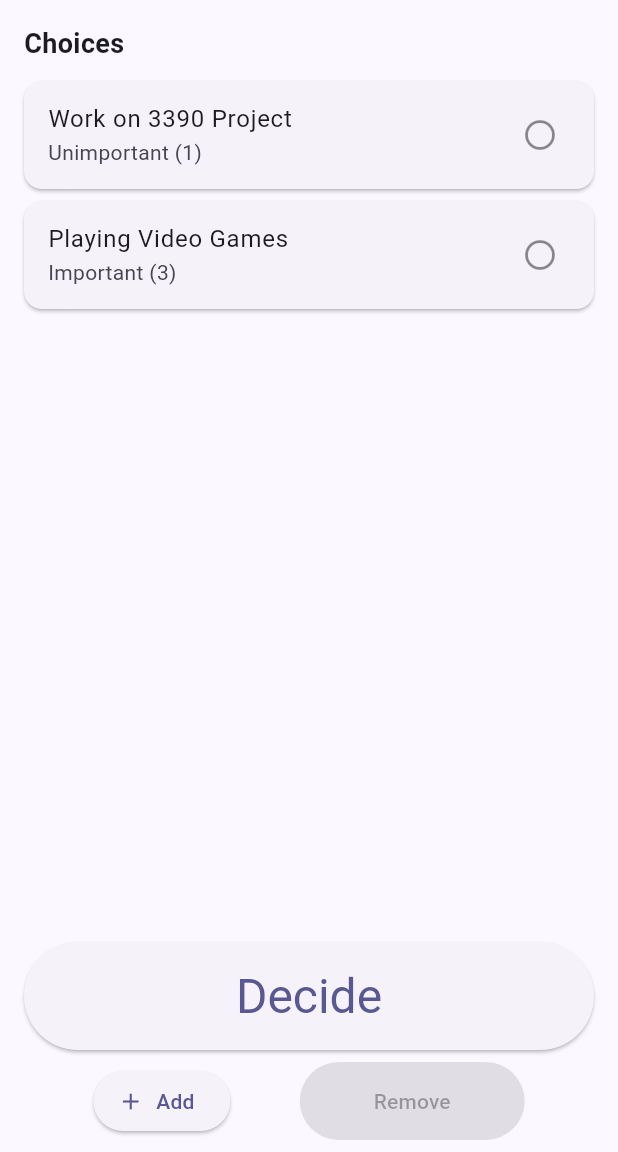
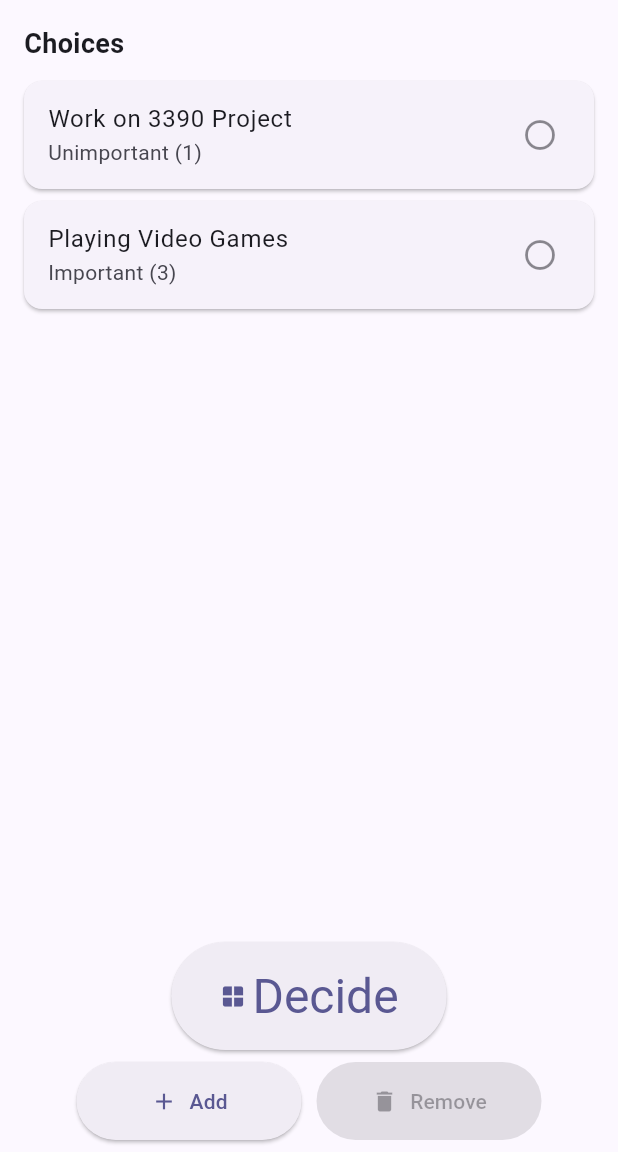
Before and after one commit to Vg34100/Flutter-IndecisionMachine, a Flutter app: the screen it shows after launch, on a phone screen of 412 x 824 dp, the part 84-1236 px from its top. Run offline on Flutter 3.47's test engine with Material 3 defaults, Android fonts, the phone set to English and light mode, and no system bars; our stand-ins replace shared_preferences.

Commit message:
bit of refactoring

```diff
--- a/lib/themes/app_themes.dart
+++ b/lib/themes/app_themes.dart
@@ -22,4 +22,29 @@ class MyAppThemes {
     useMaterial3: true,
     brightness: Brightness.dark,
   );
+
+  static ButtonStyle elevatedButtonStyle(BuildContext context) {
+    return ElevatedButton.styleFrom(
+      backgroundColor: Theme.of(context).colorScheme.surfaceContainer,
+      padding: const EdgeInsets.symmetric(vertical: 16.0, horizontal: 32.0),
+      minimumSize: const Size(150, 50),
+    );
+  }
+
+  static ButtonStyle elevatedSecondaryButtonStyle(BuildContext context) {
+    return ElevatedButton.styleFrom(
+      backgroundColor: Theme.of(context).colorScheme.secondaryContainer,
+      padding: const EdgeInsets.symmetric(vertical: 16.0, horizontal: 32.0),
+      minimumSize: const Size(150, 50),
+    );
+  }
+
+    static ButtonStyle elevatedLargeButtonStyle(BuildContext context) {
+    return ElevatedButton.styleFrom(
+      backgroundColor: Theme.of(context).colorScheme.surfaceContainer,
+      padding: const EdgeInsets.symmetric(vertical: 16.0, horizontal: 32.0),
+      minimumSize: const Size(150, 50),
+      textStyle: Theme.of(context).textTheme.headlineLarge,
+    );
+  }
 }
--- a/lib/views/main_view.dart
+++ b/lib/views/main_view.dart
@@ -1,6 +1,7 @@
 import 'package:flutter/material.dart';
 import 'package:indecision_machine/controllers/choice_controller.dart';
 import 'package:indecision_machine/models/choice_model.dart';
+import 'package:indecision_machine/themes/app_themes.dart';
 import 'package:indecision_machine/views/add_choice_view.dart';
 import 'package:indecision_machine/widgets/choice_card.dart';
 import 'package:indecision_machine/widgets/custom_app_bar.dart';
@@ -72,6 +73,7 @@ class _MainViewState extends State<MainView> {
                 ),
               ),
             ),
+
       // Bottom Navigation Bar with "Decide", "Add", and "Remove" buttons
       bottomNavigationBar: Container(
         padding: const EdgeInsets.symmetric(vertical: 8.0, horizontal: 16.0),
@@ -80,7 +82,7 @@ class _MainViewState extends State<MainView> {
           mainAxisSize: MainAxisSize.min, // Ensures the column takes minimal vertical space
           children: [
             // "Decide" Button
-            ElevatedButton(
+            ElevatedButton.icon(
               onPressed: choiceController.choices.isNotEmpty
                   ? () {
                       try {
@@ -116,18 +118,14 @@ class _MainViewState extends State<MainView> {
                       }
                     }
                   : null, // Disable if no choices
-              style: ElevatedButton.styleFrom(
-                padding: const EdgeInsets.symmetric(
-                    vertical: 16.0, horizontal: 32.0),
-                textStyle: Theme.of(context).textTheme.headlineLarge,
-                minimumSize: const Size(double.infinity, 50), // Make it full-width and larger
-              ),
-              child: const Text("Decide"),
+              style: MyAppThemes.elevatedLargeButtonStyle(context),
+              icon: const Icon(Icons.window),
+              label: const Text("Decide",),
             ),
             const SizedBox(height: 8.0),
             // "Add" and "Remove" Buttons in a Row
             Row(
-              mainAxisAlignment: MainAxisAlignment.spaceEvenly,
+              mainAxisAlignment: MainAxisAlignment.center,
               children: [
                 // "Add" Button
                 ElevatedButton.icon(
@@ -153,11 +151,15 @@ class _MainViewState extends State<MainView> {
                       await choiceController.addChoice(newChoice);
                     }
                   },
+                  style: MyAppThemes.elevatedButtonStyle(context),
                   icon: const Icon(Icons.add),
                   label: const Text("Add"),
                 ),
+
+                const SizedBox(width: 10,),
+
                 // "Remove" Button
-                ElevatedButton(
+                ElevatedButton.icon(
                   onPressed: _selectedChoiceId != null
                       ? () async {
                           await choiceController.deleteChoice(_selectedChoiceId!);
@@ -166,14 +168,9 @@ class _MainViewState extends State<MainView> {
                           });
                         }
                       : null, // Disable if no selection
-                  style: ElevatedButton.styleFrom(
-                    backgroundColor:
-                        Theme.of(context).colorScheme.secondaryContainer, // Use theme's error color
-                    padding: const EdgeInsets.symmetric(
-                        vertical: 16.0, horizontal: 32.0),
-                    minimumSize: const Size(150, 50), // Ensure consistent sizing
-                  ),
-                  child: const Text("Remove"),
+                  style: MyAppThemes.elevatedSecondaryButtonStyle(context),
+                  icon: const Icon(Icons.delete),
+                  label: const Text("Remove"),
                 ),
               ],
             ),
```
